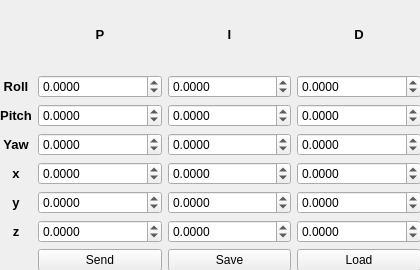
Qt form gcs/ui/gainscontrol.ui (lijian8/ahns10) before a commit.
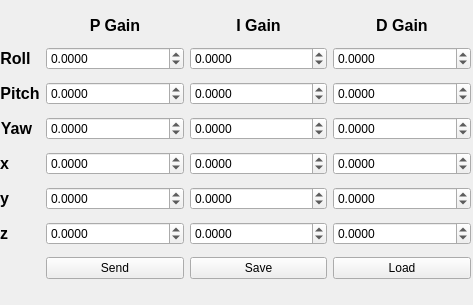
The same form after that commit.

Commit message: transmitted console and file io for gains and parameters

What changed in the file:
```diff
--- a/gcs/ui/gainscontrol.ui
+++ b/gcs/ui/gainscontrol.ui
@@ -9,8 +9,8 @@
    <rect>
     <x>0</x>
     <y>0</y>
-    <width>420</width>
-    <height>270</height>
+    <width>473</width>
+    <height>305</height>
    </rect>
   </property>
   <property name="minimumSize">
@@ -26,9 +26,9 @@
    <property name="geometry">
     <rect>
      <x>0</x>
-     <y>0</y>
-     <width>421</width>
-     <height>271</height>
+     <y>10</y>
+     <width>471</width>
+     <height>275</height>
     </rect>
    </property>
    <layout class="QGridLayout" name="gridLayout">
@@ -178,9 +178,15 @@
     </item>
     <item row="1" column="0">
      <widget class="QLabel" name="label_2">
+      <property name="sizePolicy">
+       <sizepolicy hsizetype="Fixed" vsizetype="Fixed">
+        <horstretch>0</horstretch>
+        <verstretch>0</verstretch>
+       </sizepolicy>
+      </property>
       <property name="font">
        <font>
-        <pointsize>10</pointsize>
+        <pointsize>12</pointsize>
         <weight>75</weight>
         <bold>true</bold>
        </font>
@@ -195,9 +201,15 @@
     </item>
     <item row="2" column="0">
      <widget class="QLabel" name="label_4">
+      <property name="sizePolicy">
+       <sizepolicy hsizetype="Fixed" vsizetype="Fixed">
+        <horstretch>0</horstretch>
+        <verstretch>0</verstretch>
+       </sizepolicy>
+      </property>
       <property name="font">
        <font>
-        <pointsize>10</pointsize>
+        <pointsize>12</pointsize>
         <weight>75</weight>
         <bold>true</bold>
        </font>
@@ -212,9 +224,15 @@
     </item>
     <item row="3" column="0">
      <widget class="QLabel" name="label_6">
+      <property name="sizePolicy">
+       <sizepolicy hsizetype="Fixed" vsizetype="Fixed">
+        <horstretch>0</horstretch>
+        <verstretch>0</verstretch>
+       </sizepolicy>
+      </property>
       <property name="font">
        <font>
-        <pointsize>10</pointsize>
+        <pointsize>12</pointsize>
         <weight>75</weight>
         <bold>true</bold>
        </font>
@@ -230,14 +248,14 @@
     <item row="0" column="1">
      <widget class="QLabel" name="label_8">
       <property name="sizePolicy">
-       <sizepolicy hsizetype="MinimumExpanding" vsizetype="MinimumExpanding">
+       <sizepolicy hsizetype="MinimumExpanding" vsizetype="Fixed">
         <horstretch>0</horstretch>
         <verstretch>0</verstretch>
        </sizepolicy>
       </property>
       <property name="font">
        <font>
-        <pointsize>10</pointsize>
+        <pointsize>12</pointsize>
         <weight>50</weight>
         <bold>false</bold>
        </font>
@@ -246,22 +264,25 @@
        <string>&lt;!DOCTYPE HTML PUBLIC &quot;-//W3C//DTD HTML 4.0//EN&quot; &quot;http://www.w3.org/TR/REC-html40/strict.dtd&quot;&gt;
 &lt;html&gt;&lt;head&gt;&lt;meta name=&quot;qrichtext&quot; content=&quot;1&quot; /&gt;&lt;style type=&quot;text/css&quot;&gt;
 p, li { white-space: pre-wrap; }
-&lt;/style&gt;&lt;/head&gt;&lt;body style=&quot; font-family:'Sans'; font-size:10pt; font-weight:400; font-style:normal;&quot;&gt;
-&lt;p align=&quot;center&quot; style=&quot; margin-top:0px; margin-bottom:0px; margin-left:0px; margin-right:0px; -qt-block-indent:0; text-indent:0px;&quot;&gt;&lt;span style=&quot; font-weight:600;&quot;&gt;P&lt;/span&gt;&lt;/p&gt;&lt;/body&gt;&lt;/html&gt;</string>
+&lt;/style&gt;&lt;/head&gt;&lt;body style=&quot; font-family:'Lucida Grande'; font-size:12pt; font-weight:400; font-style:normal;&quot;&gt;
+&lt;p align=&quot;center&quot; style=&quot; margin-top:0px; margin-bottom:0px; margin-left:0px; margin-right:0px; -qt-block-indent:0; text-indent:0px;&quot;&gt;&lt;span style=&quot; font-family:'Sans'; font-weight:600;&quot;&gt;P Gain&lt;/span&gt;&lt;/p&gt;&lt;/body&gt;&lt;/html&gt;</string>
+      </property>
+      <property name="alignment">
+       <set>Qt::AlignCenter</set>
       </property>
      </widget>
     </item>
     <item row="0" column="2">
      <widget class="QLabel" name="label_9">
       <property name="sizePolicy">
-       <sizepolicy hsizetype="MinimumExpanding" vsizetype="MinimumExpanding">
+       <sizepolicy hsizetype="MinimumExpanding" vsizetype="Fixed">
         <horstretch>0</horstretch>
         <verstretch>0</verstretch>
        </sizepolicy>
       </property>
       <property name="font">
        <font>
-        <pointsize>10</pointsize>
+        <pointsize>12</pointsize>
         <weight>50</weight>
         <bold>false</bold>
        </font>
@@ -270,22 +291,25 @@
        <string>&lt;!DOCTYPE HTML PUBLIC &quot;-//W3C//DTD HTML 4.0//EN&quot; &quot;http://www.w3.org/TR/REC-html40/strict.dtd&quot;&gt;
 &lt;html&gt;&lt;head&gt;&lt;meta name=&quot;qrichtext&quot; content=&quot;1&quot; /&gt;&lt;style type=&quot;text/css&quot;&gt;
 p, li { white-space: pre-wrap; }
-&lt;/style&gt;&lt;/head&gt;&lt;body style=&quot; font-family:'Sans'; font-size:10pt; font-weight:400; font-style:normal;&quot;&gt;
-&lt;p align=&quot;center&quot; style=&quot; margin-top:0px; margin-bottom:0px; margin-left:0px; margin-right:0px; -qt-block-indent:0; text-indent:0px;&quot;&gt;&lt;span style=&quot; font-weight:600;&quot;&gt;I&lt;/span&gt;&lt;/p&gt;&lt;/body&gt;&lt;/html&gt;</string>
+&lt;/style&gt;&lt;/head&gt;&lt;body style=&quot; font-family:'Lucida Grande'; font-size:12pt; font-weight:400; font-style:normal;&quot;&gt;
+&lt;p align=&quot;center&quot; style=&quot; margin-top:0px; margin-bottom:0px; margin-left:0px; margin-right:0px; -qt-block-indent:0; text-indent:0px;&quot;&gt;&lt;span style=&quot; font-family:'Sans'; font-weight:600;&quot;&gt;I Gain&lt;/span&gt;&lt;/p&gt;&lt;/body&gt;&lt;/html&gt;</string>
+      </property>
+      <property name="alignment">
+       <set>Qt::AlignCenter</set>
       </property>
      </widget>
     </item>
     <item row="0" column="3">
      <widget class="QLabel" name="label_10">
       <property name="sizePolicy">
-       <sizepolicy hsizetype="MinimumExpanding" vsizetype="MinimumExpanding">
+       <sizepolicy hsizetype="MinimumExpanding" vsizetype="Fixed">
         <horstretch>0</horstretch>
         <verstretch>0</verstretch>
        </sizepolicy>
       </property>
       <property name="font">
        <font>
-        <pointsize>10</pointsize>
+        <pointsize>12</pointsize>
         <weight>50</weight>
         <bold>false</bold>
        </font>
@@ -294,16 +318,31 @@
        <string>&lt;!DOCTYPE HTML PUBLIC &quot;-//W3C//DTD HTML 4.0//EN&quot; &quot;http://www.w3.org/TR/REC-html40/strict.dtd&quot;&gt;
 &lt;html&gt;&lt;head&gt;&lt;meta name=&quot;qrichtext&quot; content=&quot;1&quot; /&gt;&lt;style type=&quot;text/css&quot;&gt;
 p, li { white-space: pre-wrap; }
-&lt;/style&gt;&lt;/head&gt;&lt;body style=&quot; font-family:'Sans'; font-size:10pt; font-weight:400; font-style:normal;&quot;&gt;
-&lt;p align=&quot;center&quot; style=&quot; margin-top:0px; margin-bottom:0px; margin-left:0px; margin-right:0px; -qt-block-indent:0; text-indent:0px;&quot;&gt;&lt;span style=&quot; font-weight:600;&quot;&gt;D&lt;/span&gt;&lt;/p&gt;&lt;/body&gt;&lt;/html&gt;</string>
+&lt;/style&gt;&lt;/head&gt;&lt;body style=&quot; font-family:'Lucida Grande'; font-size:12pt; font-weight:400; font-style:normal;&quot;&gt;
+&lt;p align=&quot;center&quot; style=&quot; margin-top:0px; margin-bottom:0px; margin-left:0px; margin-right:0px; -qt-block-indent:0; text-indent:0px;&quot;&gt;&lt;span style=&quot; font-family:'Sans'; font-weight:600;&quot;&gt;D Gain&lt;/span&gt;&lt;/p&gt;&lt;/body&gt;&lt;/html&gt;</string>
+      </property>
+      <property name="alignment">
+       <set>Qt::AlignCenter</set>
+      </property>
+      <property name="margin">
+       <number>0</number>
+      </property>
+      <property name="indent">
+       <number>-1</number>
       </property>
      </widget>
     </item>
     <item row="4" column="0">
      <widget class="QLabel" name="label_11">
+      <property name="sizePolicy">
+       <sizepolicy hsizetype="Fixed" vsizetype="Fixed">
+        <horstretch>0</horstretch>
+        <verstretch>0</verstretch>
+       </sizepolicy>
+      </property>
       <property name="font">
        <font>
-        <pointsize>10</pointsize>
+        <pointsize>12</pointsize>
         <weight>75</weight>
         <bold>true</bold>
        </font>
@@ -366,9 +405,15 @@
     </item>
     <item row="5" column="0">
      <widget class="QLabel" name="label_12">
+      <property name="sizePolicy">
+       <sizepolicy hsizetype="Fixed" vsizetype="Fixed">
+        <horstretch>0</horstretch>
+        <verstretch>0</verstretch>
+       </sizepolicy>
+      </property>
       <property name="font">
        <font>
-        <pointsize>10</pointsize>
+        <pointsize>12</pointsize>
         <weight>75</weight>
         <bold>true</bold>
        </font>
@@ -431,9 +476,15 @@
     </item>
     <item row="6" column="0">
      <widget class="QLabel" name="label_13">
+      <property name="sizePolicy">
+       <sizepolicy hsizetype="Fixed" vsizetype="Fixed">
+        <horstretch>0</horstretch>
+        <verstretch>0</verstretch>
+       </sizepolicy>
+      </property>
       <property name="font">
        <font>
-        <pointsize>10</pointsize>
+        <pointsize>12</pointsize>
         <weight>75</weight>
         <bold>true</bold>
        </font>
```
Left out of the diff: 23 changed lines with no effect on the pictures. The commit also changes 18 other files.
